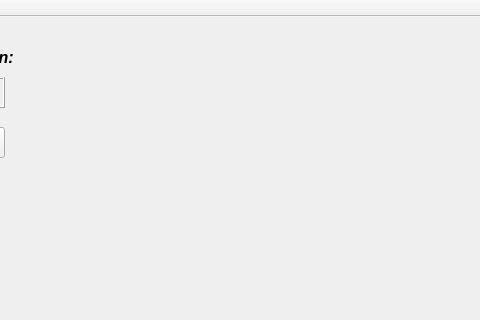
Old version of the form mainwindow.ui in the repository Matteo-/Genetix; both pictures show x 96 to 576 and y 0 to 320 of the 661 by 460 pixel window.
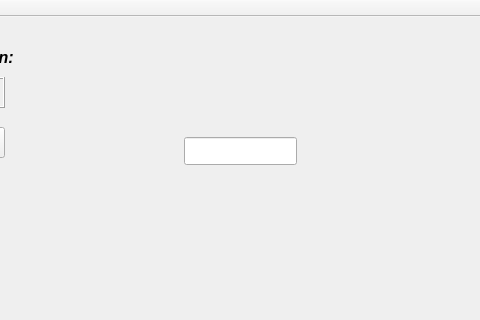
New version of the form.

Patch:
```diff
--- a/mainwindow.ui
+++ b/mainwindow.ui
@@ -63,6 +63,16 @@
      <string>PushButton</string>
     </property>
    </widget>
+   <widget class="QLineEdit" name="lineEdit">
+    <property name="geometry">
+     <rect>
+      <x>280</x>
+      <y>120</y>
+      <width>113</width>
+      <height>28</height>
+     </rect>
+    </property>
+   </widget>
   </widget>
   <widget class="QMenuBar" name="menuBar">
    <property name="geometry">
```
Left out of the diff: 2 changed lines with no effect on the pictures.
